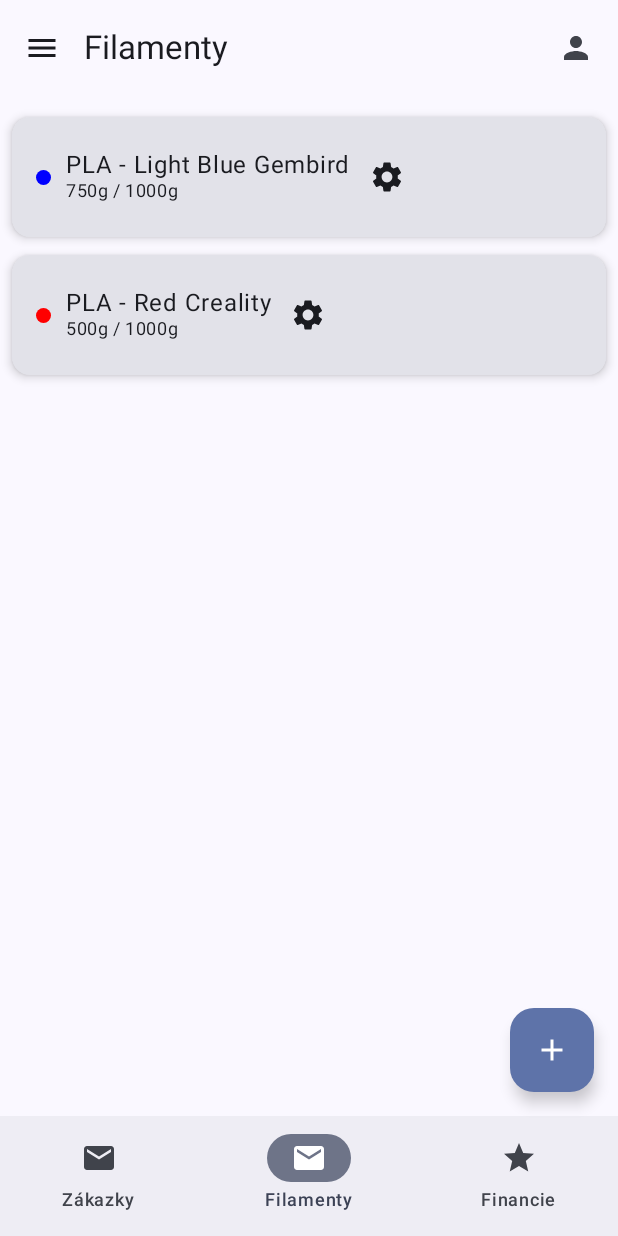
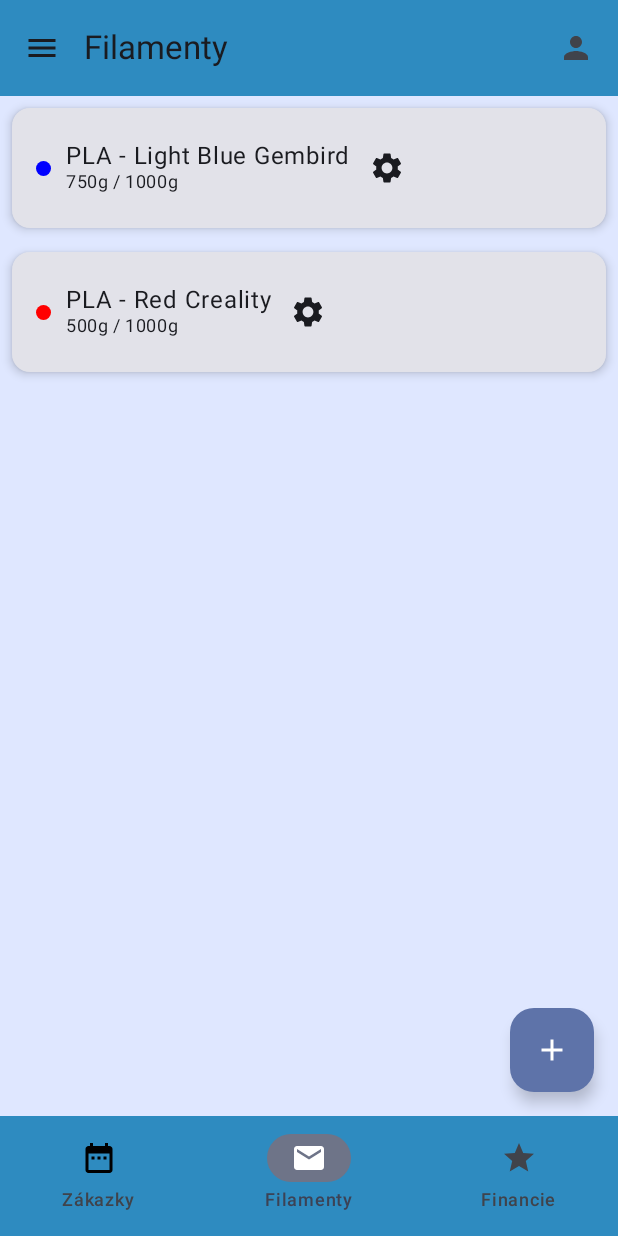
Before and after one commit to OliverMidl/3DPrint, an Android app built with Jetpack Compose: the screen it shows after launch (MainActivity), item 2 of the bottom bar chosen, on a phone screen of 412 x 824 dp. Run offline under Robolectric (Android 15) with nearby library versions, the phone set to English and light mode, and no system bars.

Commit message:
Farby, Texty

```diff
--- a/app/src/main/java/com/example/a3dprint/MainActivity.kt
+++ b/app/src/main/java/com/example/a3dprint/MainActivity.kt
@@ -4,13 +4,13 @@ import android.os.Bundle
 import androidx.activity.ComponentActivity
 import androidx.activity.compose.setContent
 import androidx.activity.enableEdgeToEdge
+import androidx.compose.foundation.background
+import androidx.compose.foundation.layout.Box
 import androidx.compose.foundation.layout.fillMaxSize
-import androidx.compose.foundation.layout.padding
-import androidx.compose.material3.Scaffold
-import androidx.compose.material3.Text
-import androidx.compose.runtime.Composable
 import androidx.compose.ui.Modifier
-import androidx.compose.ui.tooling.preview.Preview
+import androidx.compose.ui.graphics.Color
+import androidx.compose.ui.res.colorResource
+import com.example.a3dprint.navMenu.MainNavigation
 import com.example.a3dprint.ui.theme._3DPrintTheme
 
 class MainActivity : ComponentActivity() {
@@ -19,8 +19,19 @@ class MainActivity : ComponentActivity() {
         enableEdgeToEdge()
         setContent {
             _3DPrintTheme {
-                MainNavigation()
+                Box(
+                    modifier = Modifier
+                        .fillMaxSize()
+                        .background(colorResource(id = R.color.blue1))
+                ) {
+                    MainNavigation()
+                }
             }
         }
     }
 }
+/*
+ <string name="route_zakazky">zakazky</string>
+    <string name="route_filamenty">filamenty</string>
+    <string name="route_financie">financie</string>
+ */
--- a/app/src/main/java/com/example/a3dprint/MainNavigation.kt
+++ /dev/null
@@ -1,46 +0,0 @@
-package com.example.a3dprint
-
-import androidx.compose.runtime.Composable
-import androidx.navigation.compose.NavHost
-import androidx.navigation.compose.composable
-import androidx.navigation.compose.rememberNavController
-import com.example.a3dprint.Screens.FilamentyScreen
-import com.example.a3dprint.Screens.FinancieScreen
-import com.example.a3dprint.Screens.ZakazkyScreen
-
-@Composable
-fun MainNavigation() {
-    val navController = rememberNavController()
-    NavHost(navController = navController, startDestination = "zakazky") {
-        composable("zakazky") {
-            ZakazkyScreen(
-                onNavigateToFilamenty = {
-                navController.navigate("filamenty")
-            },
-                onNavigateToFinancie = {
-                navController.navigate("financie")
-            }
-            )
-        }
-        composable("filamenty") {
-            FilamentyScreen(
-                onNavigateToZakazky = {
-                navController.navigate("zakazky")
-            },
-                onNavigateToFinancie = {
-                    navController.navigate("financie")
-                }
-            )
-        }
-        composable("financie") {
-            FinancieScreen(
-                onNavigateToZakazky = {
-                navController.navigate("zakazky")
-            },
-                onNavigateToFilamenty = {
-                    navController.navigate("filamenty")
-                }
-            )
-        }
-    }
-}
--- a/app/src/main/java/com/example/a3dprint/Screens/FilamentyScreen.kt
+++ b/app/src/main/java/com/example/a3dprint/Screens/FilamentyScreen.kt
@@ -15,6 +15,7 @@ import androidx.compose.foundation.shape.CircleShape
 import androidx.compose.foundation.shape.RoundedCornerShape
 import androidx.compose.material.icons.Icons
 import androidx.compose.material.icons.filled.Add
+import androidx.compose.material.icons.filled.DateRange
 import androidx.compose.material.icons.filled.Email
 import androidx.compose.material.icons.filled.Menu
 import androidx.compose.material.icons.filled.Person
@@ -32,6 +33,7 @@ import androidx.compose.material3.NavigationBarItem
 import androidx.compose.material3.Scaffold
 import androidx.compose.material3.Text
 import androidx.compose.material3.TopAppBar
+import androidx.compose.material3.TopAppBarDefaults
 import androidx.compose.runtime.Composable
 import androidx.compose.runtime.collectAsState
 import androidx.compose.runtime.getValue
@@ -41,10 +43,18 @@ import androidx.compose.runtime.setValue
 import androidx.compose.ui.Alignment
 import androidx.compose.ui.Modifier
 import androidx.compose.ui.draw.clip
+import androidx.compose.ui.res.colorResource
+import androidx.compose.ui.res.stringResource
 import androidx.compose.ui.unit.dp
 import com.example.a3dprint.viewModels.FilamentViewModel
 import androidx.lifecycle.viewmodel.compose.viewModel
+import com.example.a3dprint.navMenu.NavigationDestination
+import com.example.a3dprint.R
 
+object FilamentyScreenDest : NavigationDestination {
+    override val route = "filamenty"
+    override val titleRes = R.string.text_filamenty
+}
 
 @OptIn(ExperimentalMaterial3Api::class)
 @Composable
@@ -58,27 +68,36 @@ fun FilamentyScreen(
 
     Scaffold(
         bottomBar = {
-            NavigationBar {
+            NavigationBar(
+                containerColor = colorResource(id = R.color.blue3) // Farba pozadia celého bottomBar
+            ) {
                 NavigationBarItem(
                     selected = false,
-                    onClick = { onNavigateToZakazky() },
-                    icon = { Icon(Icons.Default.Email, contentDescription = "Zákazky") },
-                    label = { Text("Zákazky") }
+                    onClick = {onNavigateToZakazky() },
+                    icon = { Icon(
+                        Icons.Default.DateRange,
+                        contentDescription = ZakazkyScreenDest.route,
+                        tint = colorResource(id = R.color.black))
+                    },
+                    label = { Text(stringResource(ZakazkyScreenDest.titleRes)) },
                 )
                 NavigationBarItem(
                     selected = true,
-                    onClick = {}, // sme na Filamentoch
-                    icon = { Icon(Icons.Default.Email, contentDescription = "Filamenty") },
-                    label = { Text("Filamenty") }
+                    onClick = {  }, // sme na Zákazkách
+                    icon = { Icon(Icons.Default.Email, contentDescription = FilamentyScreenDest.route) },
+                    label = { Text(stringResource(FilamentyScreenDest.titleRes)) },
                 )
                 NavigationBarItem(
                     selected = false,
-                    onClick = {onNavigateToFinancie()},
-                    icon = { Icon(Icons.Default.Star, contentDescription = "Financie") },
-                    label = { Text("Financie") }
-                )
-                // ...
+                    onClick = { onNavigateToFinancie() },
+                    icon = { Icon(Icons.Default.Star, contentDescription = FinancieScreenDest.route) },
+                    label = { Text(stringResource(FinancieScreenDest.titleRes)) },
+
+                    )
+
+
             }
+
         },
         topBar = {
             TopAppBar(
@@ -92,7 +111,10 @@ fun FilamentyScreen(
                     IconButton(onClick = {}) {
                         Icon(Icons.Default.Person, contentDescription = "Profile")
                     }
-                }
+                },
+                colors = TopAppBarDefaults.topAppBarColors(
+                    containerColor = colorResource(id = R.color.blue3) // Tu môžeš nastaviť svoju požadovanú farbu pozadia
+                )
             )
         },
         floatingActionButton = {
@@ -104,14 +126,17 @@ fun FilamentyScreen(
         Column(
             modifier = Modifier
                 .padding(padding)
-                .padding(8.dp)
+                .background(colorResource(id = R.color.blue1))
                 .fillMaxSize()
+
         ) {
             filaments.forEach { filament ->
                 Card(
+
                     modifier = Modifier
                         .fillMaxWidth()
-                        .padding(vertical = 6.dp),
+                        .padding(8.dp),
+
                     shape = RoundedCornerShape(12.dp),
                     elevation = CardDefaults.cardElevation(4.dp)
                 ) {
@@ -120,6 +145,7 @@ fun FilamentyScreen(
                             .padding(16.dp),
                         verticalAlignment = Alignment.CenterVertically,
                         horizontalArrangement = Arrangement.SpaceBetween
+
                     ) {
                         Row(verticalAlignment = Alignment.CenterVertically) {
                             Box(
--- a/app/src/main/java/com/example/a3dprint/Screens/FinancieScreen.kt
+++ b/app/src/main/java/com/example/a3dprint/Screens/FinancieScreen.kt
@@ -34,17 +34,19 @@ import androidx.compose.material3.Text
 import androidx.compose.material3.TopAppBar
 import androidx.compose.runtime.Composable
 import androidx.compose.runtime.collectAsState
-import androidx.compose.runtime.getValue
-import androidx.compose.runtime.mutableStateOf
-import androidx.compose.runtime.remember
-import androidx.compose.runtime.setValue
 import androidx.compose.ui.Alignment
 import androidx.compose.ui.Modifier
 import androidx.compose.ui.draw.clip
 import androidx.compose.ui.unit.dp
 import com.example.a3dprint.viewModels.FilamentViewModel
 import androidx.lifecycle.viewmodel.compose.viewModel
+import com.example.a3dprint.navMenu.NavigationDestination
+import com.example.a3dprint.R
 
+object FinancieScreenDest : NavigationDestination {
+    override val route = "financie"
+    override val titleRes = R.string.text_financie
+}
 
 @OptIn(ExperimentalMaterial3Api::class)
 @Composable
@@ -54,7 +56,7 @@ fun FinancieScreen(
     onNavigateToFilamenty: () -> Unit
 ) {
     val filaments = viewModel.filaments.collectAsState().value
-    var selectedTab by remember { mutableStateOf(1) }
+    //var selectedTab by remember { mutableStateOf(1) }
 
     Scaffold(
         bottomBar = {
--- a/app/src/main/java/com/example/a3dprint/Screens/ZakazkyScreen.kt
+++ b/app/src/main/java/com/example/a3dprint/Screens/ZakazkyScreen.kt
@@ -11,89 +11,120 @@ import androidx.compose.ui.Modifier
 import androidx.compose.foundation.background
 import androidx.compose.foundation.layout.*
 import androidx.compose.foundation.lazy.grid.*
+import androidx.compose.foundation.shape.RoundedCornerShape
 import androidx.compose.material3.*
 import androidx.compose.runtime.*
 import androidx.compose.ui.Alignment
 import androidx.compose.ui.unit.dp
 import androidx.compose.material.icons.Icons
+import androidx.compose.material.icons.filled.DateRange
 import androidx.compose.material.icons.filled.Edit
 import androidx.compose.material.icons.filled.Menu
 import androidx.compose.material.icons.filled.Person
 import androidx.compose.material.icons.filled.Email
 import androidx.compose.material.icons.filled.Star
+import androidx.compose.ui.draw.clip
+import androidx.compose.ui.graphics.Color
+import androidx.compose.ui.res.colorResource
+import androidx.compose.ui.res.stringResource
 import com.example.a3dprint.viewModels.ZakazkyScreenViewModel
 import androidx.lifecycle.viewmodel.compose.viewModel
+import com.example.a3dprint.navMenu.NavigationDestination
+import com.example.a3dprint.R
+
+object ZakazkyScreenDest : NavigationDestination {
+    override val route = "zakazky"
+    override val titleRes = R.string.text_zakazky
+}
 
 @OptIn(ExperimentalMaterial3Api::class)
 @Composable
 fun ZakazkyScreen(
+    modifier: Modifier = Modifier,
     viewModel: ZakazkyScreenViewModel = viewModel(),
     onNavigateToFilamenty: () -> Unit,
-    onNavigateToFinancie: () -> Unit
+    onNavigateToFinancie: () -> Unit,
+
 ) {
     val zakazky = viewModel.zakazky.collectAsState().value
     var selectedTab by remember { mutableStateOf(0) }
 
     Scaffold(
         bottomBar = {
-            NavigationBar {
+            NavigationBar(
+                containerColor = colorResource(id = R.color.blue3) // Farba pozadia celého bottomBar
+            ) {
                 NavigationBarItem(
                     selected = true,
                     onClick = {}, // sme na Zákazkách
-                    icon = { Icon(Icons.Default.Email, contentDescription = "Zákazky") },
-                    label = { Text("Zákazky") }
+                    icon = { Icon(
+                        Icons.Default.DateRange,
+                        contentDescription = ZakazkyScreenDest.route,
+                        tint = colorResource(id = R.color.black))
+                           },
+                    label = { Text(stringResource(ZakazkyScreenDest.titleRes)) },
                 )
                 NavigationBarItem(
                     selected = false,
                     onClick = { onNavigateToFilamenty() },
-                    icon = { Icon(Icons.Default.Email, contentDescription = "Filamenty") },
-                    label = { Text("Filamenty") }
+                    icon = { Icon(Icons.Default.Email, contentDescription = FilamentyScreenDest.route) },
+                    label = { Text(stringResource(FilamentyScreenDest.titleRes)) },
                 )
                 NavigationBarItem(
                     selected = false,
                     onClick = { onNavigateToFinancie() },
-                    icon = { Icon(Icons.Default.Star, contentDescription = "Financie") },
-                    label = { Text("Financie") }
+                    icon = { Icon(Icons.Default.Star, contentDescription = FinancieScreenDest.route) },
+                    label = { Text(stringResource(FinancieScreenDest.titleRes)) },
+
                 )
-                // ...
+
+
             }
+
         },
         topBar = {
             TopAppBar(
-                title = { Text("Zákazky") },
+                title = { Text(stringResource(R.string.text_zakazky)) },
                 navigationIcon = {
                     IconButton(onClick = {}) {
-                        Icon(Icons.Default.Menu, contentDescription = "Menu")
+                        Icon(Icons.Default.Menu, contentDescription = "Menu") //toto pojde prec
                     }
                 },
                 actions = {
                     IconButton(onClick = {}) {
-                        Icon(Icons.Default.Person, contentDescription = "Profile")
+                        Icon(Icons.Default.Person, contentDescription = "Profile") //toto pojde prec
                     }
-                }
+                },
+                colors = TopAppBarDefaults.topAppBarColors(
+                    containerColor = colorResource(id = R.color.blue3) // Tu môžeš nastaviť svoju požadovanú farbu pozadia
+                )
             )
         },
         floatingActionButton = {
             FloatingActionButton(onClick = {}) {
-                Icon(Icons.Default.Edit, contentDescription = "Add/Edit")
+                Icon(Icons.Default.Edit, contentDescription = stringResource(R.string.text_AddEdit))
             }
         },
         content = { padding ->
             LazyVerticalGrid(
                 columns = GridCells.Fixed(3),
-                modifier = Modifier
+                modifier = modifier
                     .padding(padding)
-                    .fillMaxSize(),
+                    .fillMaxSize()
+                    .background(colorResource(id = R.color.blue1)), // tu nastavíš svoju farbu
+
                 contentPadding = PaddingValues(8.dp),
                 verticalArrangement = Arrangement.spacedBy(8.dp),
-                horizontalArrangement = Arrangement.spacedBy(8.dp)
+                horizontalArrangement = Arrangement.spacedBy(8.dp),
+
             ) {
                 items(zakazky.size) { index ->
                     Box(
                         modifier = Modifier
                             .aspectRatio(1f)
                             .fillMaxWidth()
-                            .background(MaterialTheme.colorScheme.primary.copy(alpha = 0.1f)),
+                            .clip(RoundedCornerShape(16.dp)) // Zaoblené rohy
+                            .background(colorResource(id = R.color.blue2)),
                         contentAlignment = Alignment.Center
                     ) {
                         Text(zakazky[index])
--- /dev/null
+++ b/app/src/main/java/com/example/a3dprint/navMenu/MainNavigation.kt
@@ -0,0 +1,57 @@
+package com.example.a3dprint.navMenu
+
+import androidx.compose.runtime.Composable
+import androidx.compose.ui.Modifier
+import androidx.navigation.compose.NavHost
+import androidx.navigation.compose.composable
+import androidx.navigation.compose.rememberNavController
+import com.example.a3dprint.Screens.FilamentyScreen
+import com.example.a3dprint.Screens.FilamentyScreenDest
+import com.example.a3dprint.Screens.FinancieScreen
+import com.example.a3dprint.Screens.FinancieScreenDest
+import com.example.a3dprint.Screens.ZakazkyScreen
+import com.example.a3dprint.Screens.ZakazkyScreenDest
+
+
+@Composable
+fun MainNavigation(
+    modifier: Modifier = Modifier,
+) {
+    val navController = rememberNavController()
+    NavHost(
+        navController = navController,
+        startDestination = ZakazkyScreenDest.route,
+        modifier = modifier
+    ) {
+        composable(route = ZakazkyScreenDest.route) {
+            ZakazkyScreen(
+                onNavigateToFilamenty = {
+                navController.navigate(route = FilamentyScreenDest.route)
+            },
+                onNavigateToFinancie = {
+                navController.navigate(route = FinancieScreenDest.route)
+            }
+            )
+        }
+        composable(route = FilamentyScreenDest.route) {
+            FilamentyScreen(
+                onNavigateToZakazky = {
+                navController.navigate(route = ZakazkyScreenDest.route)
+            },
+                onNavigateToFinancie = {
+                    navController.navigate(route = FinancieScreenDest.route)
+                }
+            )
+        }
+        composable(route = FinancieScreenDest.route) {
+            FinancieScreen(
+                onNavigateToZakazky = {
+                navController.navigate(route = ZakazkyScreenDest.route)
+            },
+                onNavigateToFilamenty = {
+                    navController.navigate(route = FilamentyScreenDest.route)
+                }
+            )
+        }
+    }
+}
--- /dev/null
+++ b/app/src/main/java/com/example/a3dprint/navMenu/NavigationDestination.kt
@@ -0,0 +1,7 @@
+package com.example.a3dprint.navMenu
+
+interface NavigationDestination {
+    val route: String
+
+    val titleRes: Int
+}
--- a/app/src/main/java/com/example/a3dprint/ui/theme/Theme.kt
+++ b/app/src/main/java/com/example/a3dprint/ui/theme/Theme.kt
@@ -43,10 +43,10 @@ fun _3DPrintTheme(
     val colorScheme = when {
         dynamicColor && Build.VERSION.SDK_INT >= Build.VERSION_CODES.S -> {
             val context = LocalContext.current
-            if (darkTheme) dynamicDarkColorScheme(context) else dynamicLightColorScheme(context)
+            if (darkTheme) dynamicLightColorScheme(context) else dynamicLightColorScheme(context)
         }
 
-        darkTheme -> DarkColorScheme
+        darkTheme -> LightColorScheme
         else -> LightColorScheme
     }
 
--- a/app/src/main/java/com/example/a3dprint/viewModels/ZakazkyScreenViewModel.kt
+++ b/app/src/main/java/com/example/a3dprint/viewModels/ZakazkyScreenViewModel.kt
@@ -5,6 +5,6 @@ import kotlinx.coroutines.flow.MutableStateFlow
 import kotlinx.coroutines.flow.StateFlow
 
 class ZakazkyScreenViewModel : ViewModel() {
-    private val _zakazky = MutableStateFlow(List(12) { "Zákazka č. ${it + 1}" })
+    private val _zakazky = MutableStateFlow(List(30) { "Zákazka č. ${it + 1}" })
     val zakazky: StateFlow<List<String>> = _zakazky
 }
--- a/app/src/main/res/values/colors.xml
+++ b/app/src/main/res/values/colors.xml
@@ -7,4 +7,8 @@
     <color name="teal_700">#FF018786</color>
     <color name="black">#FF000000</color>
     <color name="white">#FFFFFFFF</color>
+    <color name="blue1">#B1D4E0FF</color>
+    <color name="blue2">#2E8BC0FF</color>
+    <color name="blue3">#FF2E8BC0</color>
+    <color name="blue4">#0C2D48FF</color>
 </resources>
--- a/app/src/main/res/values/strings.xml
+++ b/app/src/main/res/values/strings.xml
@@ -1,3 +1,7 @@
 <resources>
     <string name="app_name">3DPrint</string>
+    <string name="text_zakazky">Zákazky</string>
+    <string name="text_filamenty">Filamenty</string>
+    <string name="text_financie">Financie</string>
+    <string name="text_AddEdit">Add/Edit</string>
 </resources>
```
